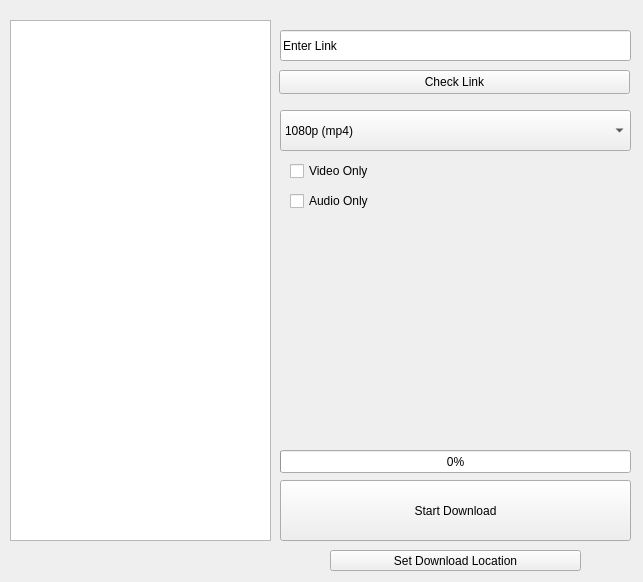
This is form.ui in antijun/yt-dlp-ui as Qt 5 draws it before an edit. The edited form follows.
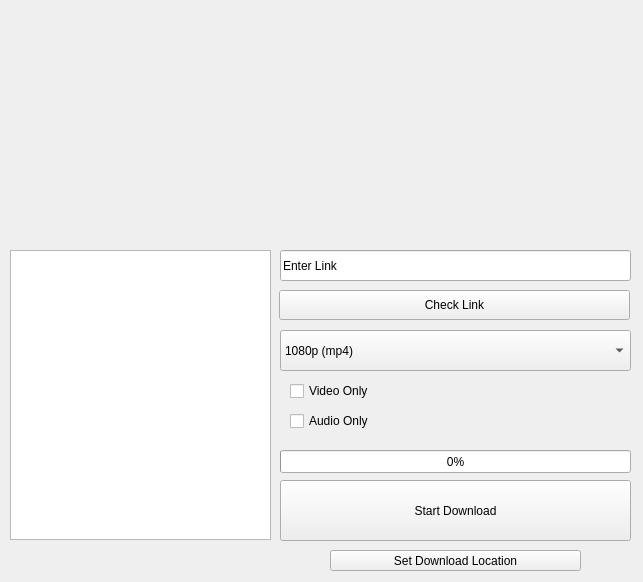
This is the edited form.

Diff of the .ui file:
```diff
--- a/form.ui
+++ b/form.ui
@@ -26,13 +26,23 @@
     <string>Start Download</string>
    </property>
   </widget>
-  <widget class="QListView" name="formatListView">
+  <widget class="QListWidget" name="formatSelectList">
    <property name="geometry">
     <rect>
      <x>10</x>
-     <y>20</y>
+     <y>250</y>
      <width>261</width>
-     <height>521</height>
+     <height>290</height>
+    </rect>
+   </property>
+  </widget>
+  <widget class="QLabel" name="imageLabel">
+   <property name="geometry">
+    <rect>
+     <x>10</x>
+     <y>20</y>
+     <width>288</width>
+     <height>162</height>
     </rect>
    </property>
   </widget>
@@ -40,7 +50,7 @@
    <property name="geometry">
     <rect>
      <x>280</x>
-     <y>110</y>
+     <y>330</y>
      <width>351</width>
      <height>41</height>
     </rect>
@@ -65,7 +75,7 @@
    <property name="geometry">
     <rect>
      <x>290</x>
-     <y>190</y>
+     <y>410</y>
      <width>91</width>
      <height>22</height>
     </rect>
@@ -94,7 +104,7 @@
    <property name="geometry">
     <rect>
      <x>290</x>
-     <y>160</y>
+     <y>380</y>
      <width>81</width>
      <height>22</height>
     </rect>
@@ -107,9 +117,9 @@
    <property name="geometry">
     <rect>
      <x>279</x>
-     <y>70</y>
+     <y>290</y>
      <width>351</width>
-     <height>24</height>
+     <height>30</height>
     </rect>
    </property>
    <property name="text">
@@ -133,7 +143,7 @@
    <property name="geometry">
     <rect>
      <x>280</x>
-     <y>30</y>
+     <y>250</y>
      <width>351</width>
      <height>31</height>
     </rect>
```
